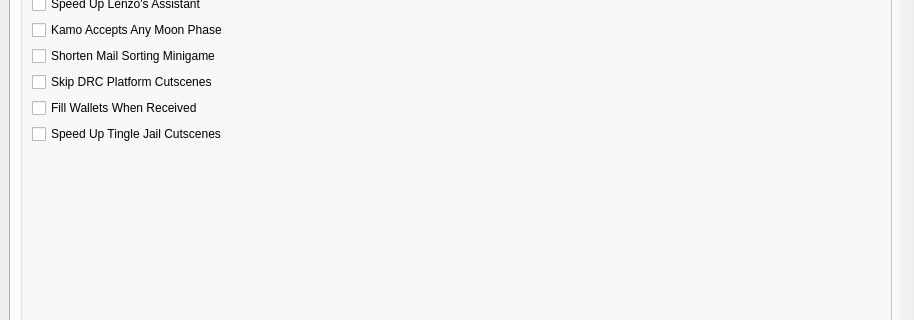
Old version of the form wwr_ui/randomizer_window.ui in the repository tanjo3/wwrando; both pictures show x 0 to 914 and y 211 to 531 of the 914 by 800 pixel window.
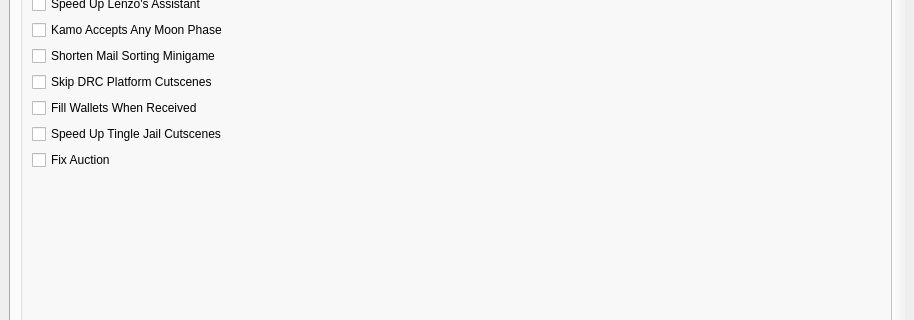
New version of the form. The open tabs and pages were chosen to show the change. Custom widgets are drawn as their Qt base class.

Commit message: add fix auction option

What changed in the file:
```diff
--- a/wwr_ui/randomizer_window.ui
+++ b/wwr_ui/randomizer_window.ui
@@ -1339,6 +1339,13 @@
                  </property>
                 </widget>
                </item>
+               <item>
+                <widget class="QCheckBox" name="fix_auction">
+                 <property name="text">
+                  <string>Fix Auction</string>
+                 </property>
+                </widget>
+               </item>
                <item>
                 <spacer name="verticalSpacer_qol">
                  <property name="orientation">
```
The commit also changes 6 other files.
